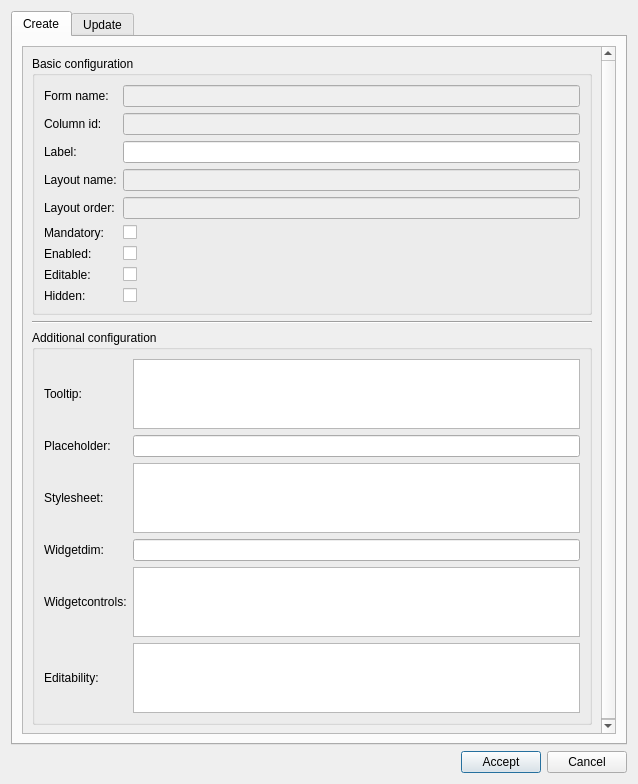
Giswater/giswater_qgis_plugin, file core/ui/admin/admin_sysfields.ui: the form before one commit.
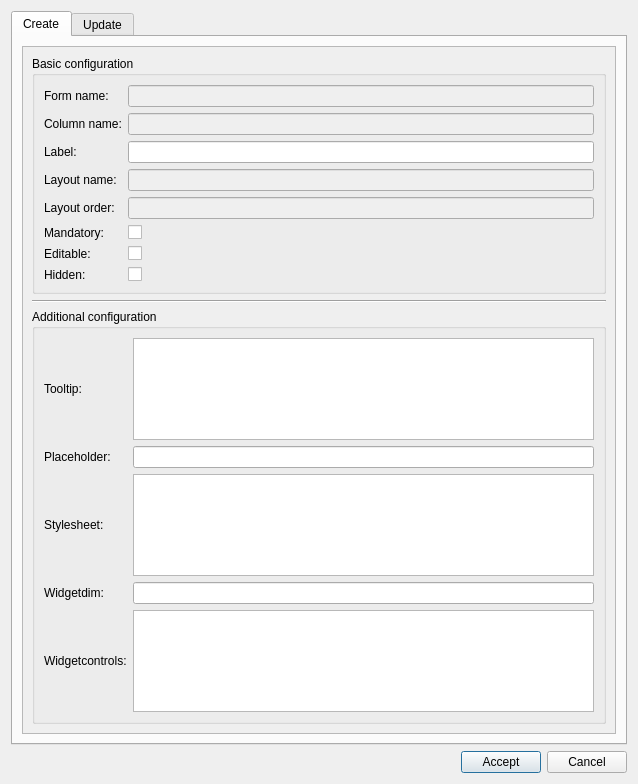
The form after the commit.

Commit message: bug fix on admin sysfields btn&ui

What changed in the file:
```diff
--- a/core/ui/admin/admin_sysfields.ui
+++ b/core/ui/admin/admin_sysfields.ui
@@ -65,8 +65,8 @@
            <rect>
             <x>0</x>
             <y>0</y>
-            <width>594</width>
-            <height>689</height>
+            <width>586</width>
+            <height>672</height>
            </rect>
           </property>
           <layout class="QVBoxLayout" name="verticalLayout">
@@ -78,7 +78,7 @@
              <layout class="QVBoxLayout" name="verticalLayout_3">
               <item>
                <layout class="QGridLayout" name="gridLayout_6">
-                <item row="9" column="0">
+                <item row="8" column="0">
                  <widget class="QLabel" name="lbl_hidden">
                   <property name="text">
                    <string>Hidden:</string>
@@ -92,13 +92,6 @@
                   </property>
                  </widget>
                 </item>
-                <item row="9" column="1">
-                 <widget class="QCheckBox" name="hidden">
-                  <property name="text">
-                   <string/>
-                  </property>
-                 </widget>
-                </item>
                 <item row="5" column="0">
                  <widget class="QLabel" name="lbl_mandatory">
                   <property name="text">
@@ -117,21 +110,7 @@
                  </widget>
                 </item>
                 <item row="8" column="1">
-                 <widget class="QCheckBox" name="iseditable">
-                  <property name="text">
-                   <string/>
-                  </property>
-                 </widget>
-                </item>
-                <item row="7" column="0">
-                 <widget class="QLabel" name="lbl_enabled">
-                  <property name="text">
-                   <string>Enabled:</string>
-                  </property>
-                 </widget>
-                </item>
-                <item row="7" column="1">
-                 <widget class="QCheckBox" name="isenabled">
+                 <widget class="QCheckBox" name="hidden">
                   <property name="text">
                    <string/>
                   </property>
@@ -144,20 +123,34 @@
                   </property>
                  </widget>
                 </item>
+                <item row="7" column="1">
+                 <widget class="QCheckBox" name="iseditable">
+                  <property name="text">
+                   <string/>
+                  </property>
+                 </widget>
+                </item>
                 <item row="1" column="0">
                  <widget class="QLabel" name="lbl_column_id">
                   <property name="text">
-                   <string>Column id:</string>
+                   <string>Column name:</string>
                   </property>
                  </widget>
                 </item>
-                <item row="8" column="0">
+                <item row="7" column="0">
                  <widget class="QLabel" name="lbl_editable">
                   <property name="text">
                    <string>Editable:</string>
                   </property>
                  </widget>
                 </item>
+                <item row="3" column="1">
+                 <widget class="QLineEdit" name="layoutname">
+                  <property name="enabled">
+                   <bool>false</bool>
+                  </property>
+                 </widget>
+                </item>
                 <item row="0" column="1">
                  <widget class="QLineEdit" name="formname">
                   <property name="enabled">
@@ -179,20 +172,6 @@
                   </property>
                  </widget>
                 </item>
-                <item row="3" column="1">
-                 <widget class="QLineEdit" name="layout_name">
-                  <property name="enabled">
-                   <bool>false</bool>
-                  </property>
-                 </widget>
-                </item>
-                <item row="4" column="1">
-                 <widget class="QLineEdit" name="layout_order">
-                  <property name="enabled">
-                   <bool>false</bool>
-                  </property>
-                 </widget>
-                </item>
                 <item row="4" column="0">
                  <widget class="QLabel" name="lbl_layout_order">
                   <property name="text">
@@ -200,6 +179,13 @@
                   </property>
                  </widget>
                 </item>
+                <item row="4" column="1">
+                 <widget class="QLineEdit" name="layoutorder">
+                  <property name="enabled">
+                   <bool>false</bool>
+                  </property>
+                 </widget>
+                </item>
                </layout>
               </item>
              </layout>
@@ -230,10 +216,10 @@
                   </property>
                  </widget>
                 </item>
-                <item row="7" column="0">
-                 <widget class="QLabel" name="lbl_editability">
+                <item row="3" column="0">
+                 <widget class="QLabel" name="lbl_placeholder">
                   <property name="text">
-                   <string>Editability:</string>
+                   <string>Placeholder:</string>
                   </property>
                  </widget>
                 </item>
@@ -247,20 +233,6 @@
                 <item row="2" column="1">
                  <widget class="QPlainTextEdit" name="tooltip"/>
                 </item>
-                <item row="3" column="0">
-                 <widget class="QLabel" name="lbl_placeholder">
-                  <property name="text">
-                   <string>Placeholder:</string>
-                  </property>
-                 </widget>
-                </item>
-                <item row="7" column="1">
-                 <widget class="QPlainTextEdit" name="editability">
-                  <property name="toolTip">
-                   <string>&lt;html&gt;&lt;head/&gt;&lt;body&gt;&lt;p&gt;{&amp;quot;trueWhenParentIn&amp;quot;:[3]}&lt;/p&gt;&lt;/body&gt;&lt;/html&gt;</string>
-                  </property>
-                 </widget>
-                </item>
                 <item row="4" column="1">
                  <widget class="QPlainTextEdit" name="stylesheet">
                   <property name="toolTip">
```
Left out of the diff: 38 changed lines with no effect on the pictures. The commit also changes 1 other file.
